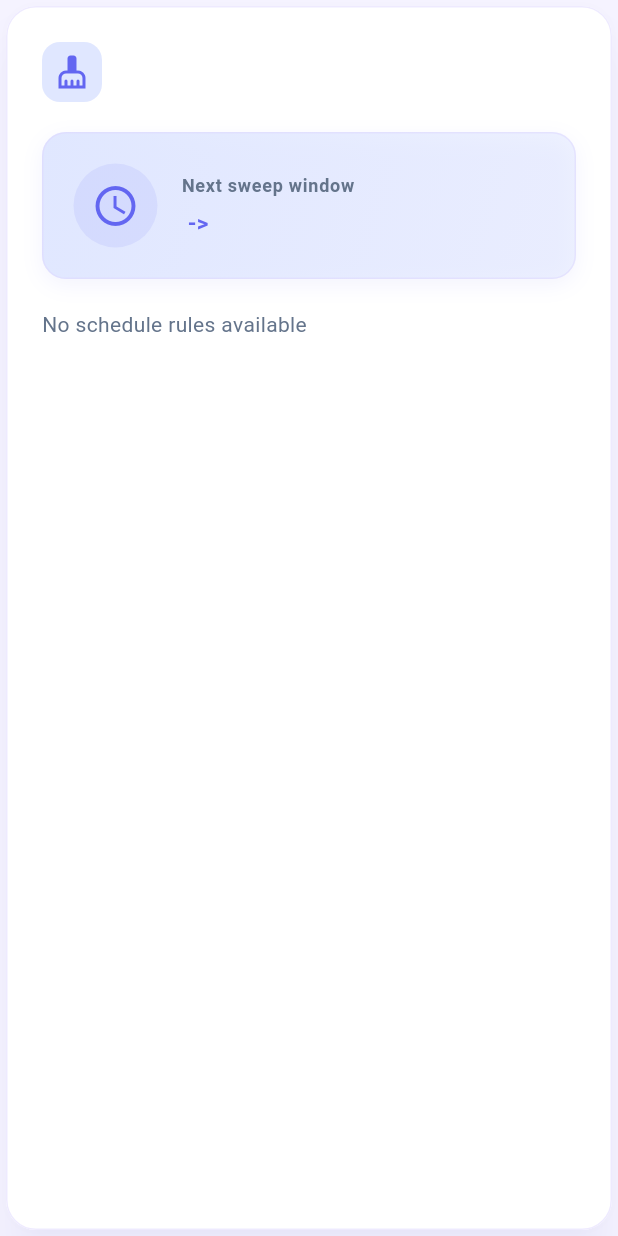
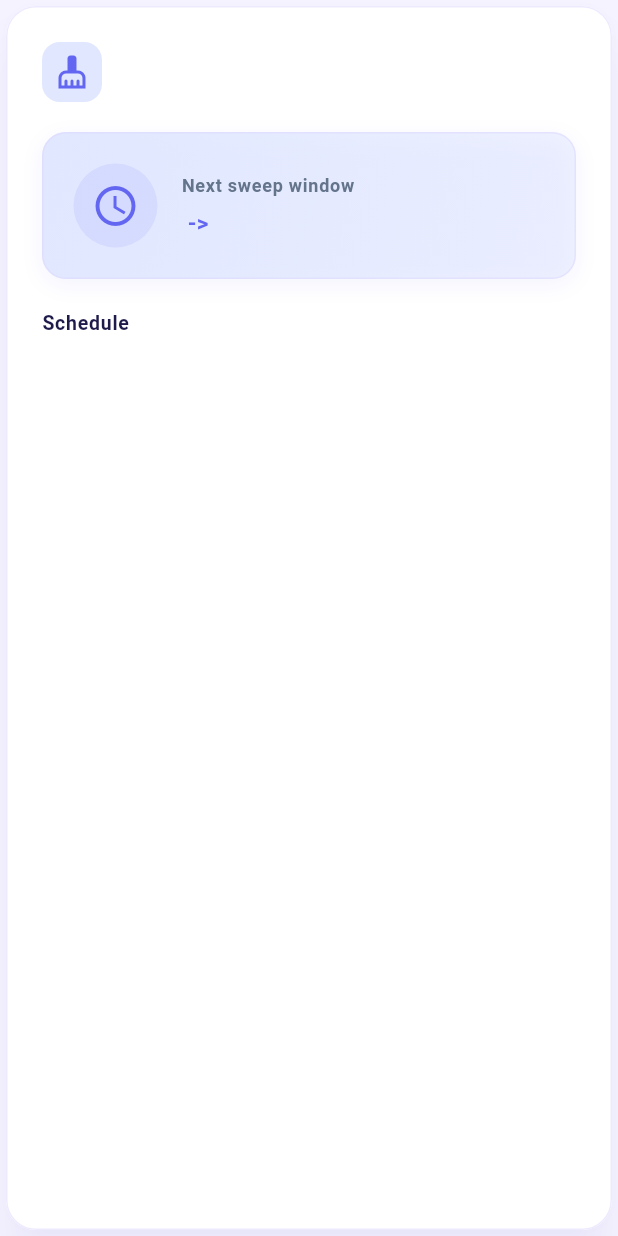
Before and after one commit to elucherini/sweep-dreams, a Flutter app: the ScheduleCard widget shown alone on an empty page, opened directly with empty values, on a phone screen of 412 x 824 dp. Run offline on Flutter 3.47's test engine with Material 3 defaults, Android fonts, the phone set to English and light mode, and no system bars; our stand-ins replace geolocator.

Commit message:
refactor: simplify schedule card to show next sweep, human rules, and holidays

```diff
--- a/flutter_app/lib/widgets/schedule_card.dart
+++ b/flutter_app/lib/widgets/schedule_card.dart
@@ -33,10 +33,6 @@ class ScheduleCard extends StatelessWidget {
     }
   }
 
-  String _weekdaysToString(List<int> weekdays) {
-    const days = ['Mon', 'Tue', 'Wed', 'Thu', 'Fri', 'Sat', 'Sun'];
-    return weekdays.map((w) => days[w]).join(', ');
-  }
 
   @override
   Widget build(BuildContext context) {
@@ -173,56 +169,12 @@ class ScheduleCard extends StatelessWidget {
 
   Widget _buildDetailsGrid() {
     final schedule = scheduleEntry.schedule;
-    final rule = schedule.rules.isNotEmpty ? schedule.rules.first : null;
 
-    if (rule == null) {
-      return const Text('No schedule rules available');
-    }
-
-    return Column(
-      children: [
-        _buildDetailRow(
-          'Block side',
-          schedule.block.blockSide,
-        ),
-        const SizedBox(height: 16),
-        _buildDetailRow(
-          'Weekdays',
-          _weekdaysToString(rule.pattern.weekdays),
-        ),
-        const SizedBox(height: 16),
-        _buildDetailRow(
-          'Weeks of month',
-          rule.pattern.weeksOfMonth.join(', '),
-        ),
-        const SizedBox(height: 16),
-        Row(
-          children: [
-            Expanded(
-              child: _buildDetailRow(
-                'Time window',
-                '${rule.timeWindow.start} - ${rule.timeWindow.end}',
-              ),
-            ),
-            const SizedBox(width: 16),
-            Expanded(
-              child: _buildDetailRow(
-                'Skip holidays',
-                rule.skipHolidays ? 'Yes' : 'No',
-              ),
-            ),
-          ],
-        ),
-      ],
-    );
-  }
-
-  Widget _buildDetailRow(String label, String value) {
     return Column(
       crossAxisAlignment: CrossAxisAlignment.start,
       children: [
         Text(
-          label,
+          'Schedule',
           style: const TextStyle(
             fontWeight: FontWeight.w700,
             color: AppTheme.textPrimary,
@@ -230,14 +182,43 @@ class ScheduleCard extends StatelessWidget {
             letterSpacing: 0.5,
           ),
         ),
-        const SizedBox(height: 6),
-        Text(
-          value,
-          style: const TextStyle(
-            color: AppTheme.textMuted,
-            fontSize: 15,
-          ),
-        ),
+        const SizedBox(height: 12),
+        ...scheduleEntry.humanRules.asMap().entries.map((entry) {
+          final index = entry.key;
+          final humanRule = entry.value;
+          final rule = index < schedule.rules.length ? schedule.rules[index] : null;
+          final holidayText = rule != null
+              ? (rule.skipHolidays ? ', except holidays' : ', including holidays')
+              : '';
+
+          return Padding(
+            padding: const EdgeInsets.only(bottom: 8),
+            child: Row(
+              crossAxisAlignment: CrossAxisAlignment.start,
+              children: [
+                const Padding(
+                  padding: EdgeInsets.only(top: 4),
+                  child: Text(
+                    '• ',
+                    style: TextStyle(
+                      color: AppTheme.textMuted,
+                      fontSize: 15,
+                    ),
+                  ),
+                ),
+                Expanded(
+                  child: Text(
+                    '$humanRule$holidayText',
+                    style: const TextStyle(
+                      color: AppTheme.textMuted,
+                      fontSize: 15,
+                    ),
+                  ),
+                ),
+              ],
+            ),
+          );
+        }),
       ],
     );
   }
```
